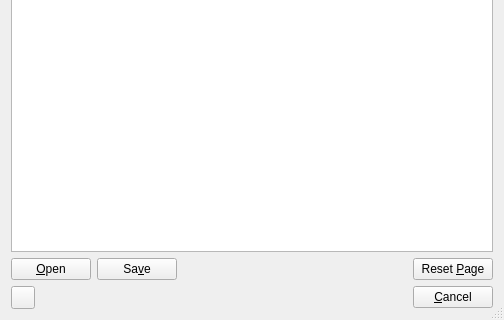
Above: apps/cmstapp/code/provisioning/ui/provisioning_editor.ui from andrew-bibb/cmst before the change; both pictures show x 0 to 504 and y 270 to 590 of the 504 by 590 pixel window. Below: the same form after it.
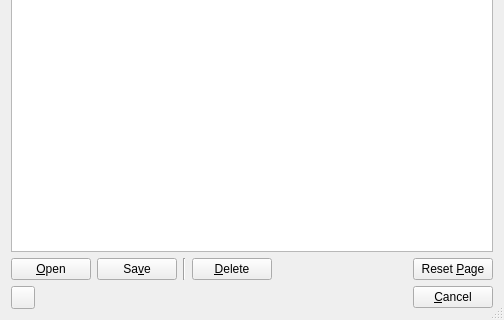
That is the form after the change.

Commit message: added delete button to UI

```diff
--- a/apps/cmstapp/code/provisioning/ui/provisioning_editor.ui
+++ b/apps/cmstapp/code/provisioning/ui/provisioning_editor.ui
@@ -48,6 +48,23 @@
        </property>
       </widget>
      </item>
+     <item>
+      <widget class="Line" name="line">
+       <property name="orientation">
+        <enum>Qt::Vertical</enum>
+       </property>
+      </widget>
+     </item>
+     <item>
+      <widget class="QPushButton" name="pushButton">
+       <property name="text">
+        <string>&amp;Delete</string>
+       </property>
+       <property name="autoDefault">
+        <bool>false</bool>
+       </property>
+      </widget>
+     </item>
      <item>
       <spacer name="horizontalSpacer_5">
        <property name="orientation">
```
The commit also changes 2 other files.
